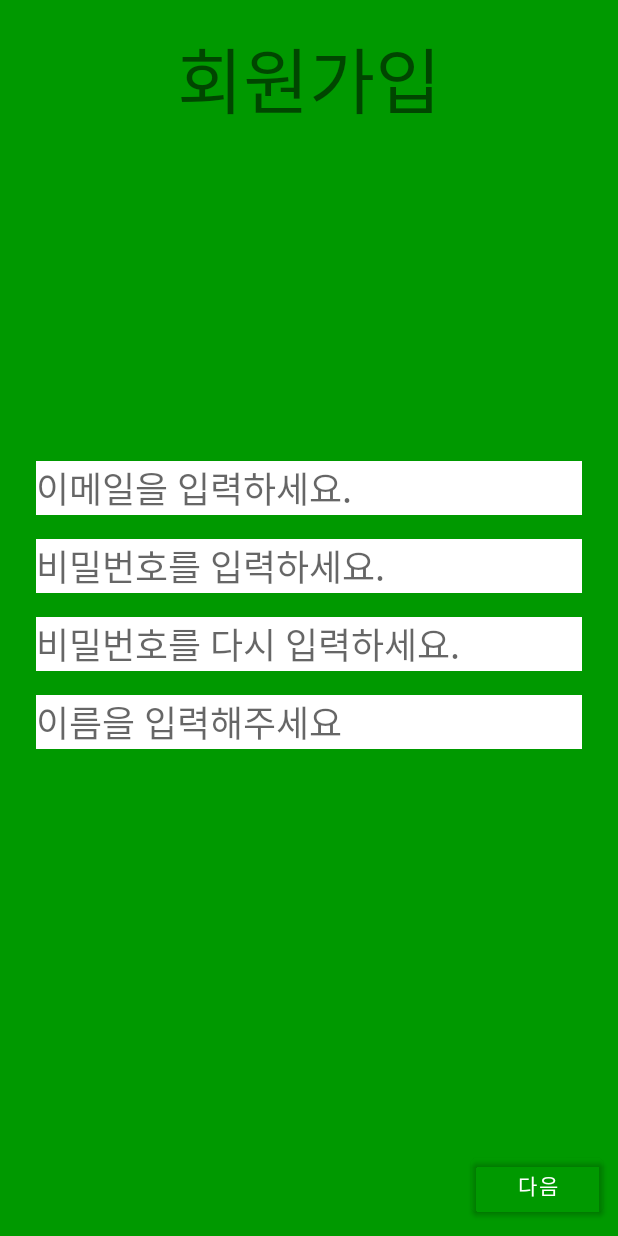
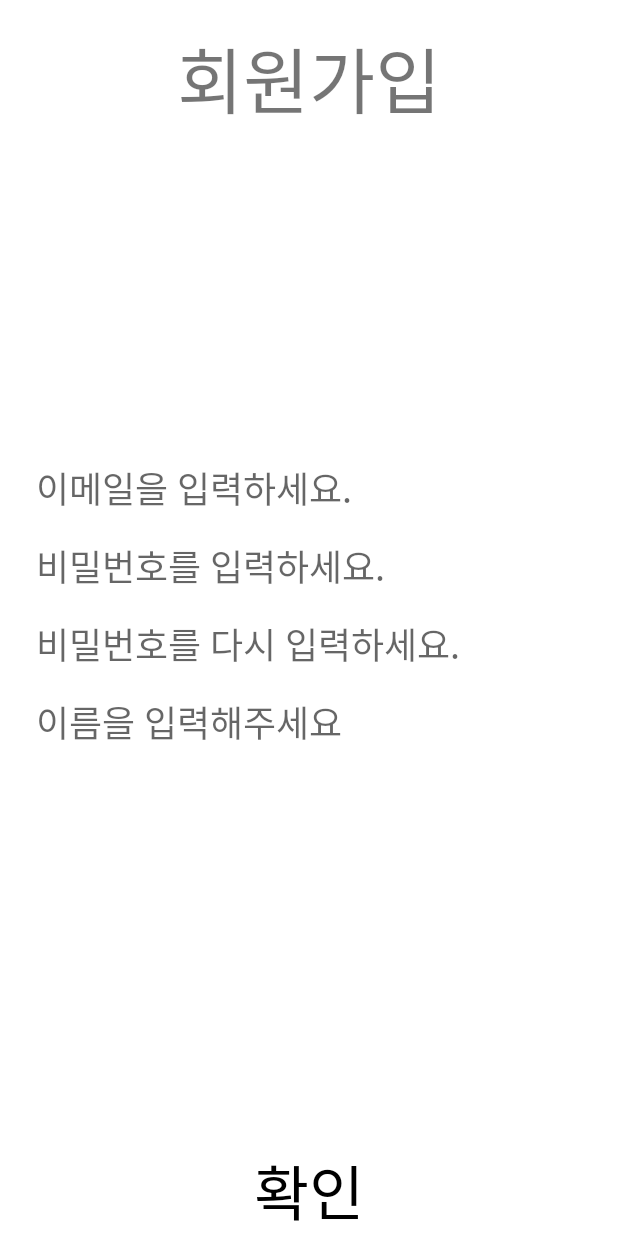
Before and after one commit to samgashyeong/MoconMCS, an Android app: the SignUpFragment1 screen opened directly, with no data from a screen before it, on a phone screen of 412 x 824 dp. Run offline under Robolectric (Android 15) with nearby library versions, the phone set to English and light mode, and no system bars; our stand-ins replace Firebase (no records; nobody signed in at launch, a user with empty details on screens opened directly), data binding.

Commit message:
회원가입 로직 수정

```diff
--- a/app/src/main/AndroidManifest.xml
+++ b/app/src/main/AndroidManifest.xml
@@ -34,7 +34,8 @@
             android:name=".Main.SearchFood.FoodResultLoding"
             android:label="@string/title_activity_food_result_loding" />
         <activity android:name=".Main.SearchFood.BarCodeActivity" />
-        <activity android:name=".SignUP.SignupActivity" />
+        <activity android:name=".SignUP.SignupActivity"
+            android:windowSoftInputMode="adjustResize"/>
         <activity android:name=".Onboarding.OnboardingActivity" />
         <activity android:name=".Main.MainActivity" />
         <activity android:name=".Splash">
--- a/app/src/main/java/com/example/moconmcs/Menu/ProfileActivity.kt
+++ b/app/src/main/java/com/example/moconmcs/Menu/ProfileActivity.kt
@@ -20,7 +20,7 @@
         setSupportActionBar(binding.toolbar)
 
         supportActionBar?.setDisplayHomeAsUpEnabled(true)
-        supportActionBar?.setHomeAsUpIndicator(R.drawable.ic_baseline_arrow_back_24)
+        supportActionBar?.setHomeAsUpIndicator(R.drawable.ic_baseline_arrow_back_241)
     }
     override fun onOptionsItemSelected(item: MenuItem): Boolean {
         when (item.getItemId()) {
--- a/app/src/main/java/com/example/moconmcs/SignUP/SignUpFragment1.kt
+++ b/app/src/main/java/com/example/moconmcs/SignUP/SignUpFragment1.kt
@@ -8,7 +8,9 @@
 import android.view.LayoutInflater
 import android.view.View
 import android.view.ViewGroup
+import android.widget.Toast
 import androidx.databinding.DataBindingUtil
+import androidx.lifecycle.Observer
 import androidx.lifecycle.ViewModelProvider
 import com.example.moconmcs.R
 import com.example.moconmcs.data.FirebaseDb.SignUpUser
@@ -22,6 +24,8 @@
     private lateinit var email : String
     private lateinit var pw: String
     private lateinit var name: String
+
+    private lateinit var activity: SignupActivity
 //
 //
 //    fun saveData(){
@@ -31,11 +35,11 @@
 //            , binding.pwLogin.text.toString()
 //            , binding.nameEt.text.toStringe())
 //    }
-    fun saveData(email : String, pw : String, name : String){
-        this.email = email
-        this.pw = pw
-        this.name = name
-    }
+//    fun saveData(email : String, pw : String, name : String){
+//        this.email = email
+//        this.pw = pw
+//        this.name = name
+//    }
 
     override fun onCreateView(
         inflater: LayoutInflater, container: ViewGroup?,
@@ -44,15 +48,51 @@
         binding = DataBindingUtil.inflate(inflater,
             R.layout.fragment_sign_up1, container, false)
         userViewModel = ViewModelProvider(requireActivity()).get(SignUpViewModel::class.java)
+
+        binding.btn1.setOnClickListener {
+            if(binding.emailLogin.text.isNotEmpty()
+                and binding.pwLogin.text.isNotEmpty()
+                and binding.pwLogin2.text.isNotEmpty()
+                and binding.nameEt.text.isNotEmpty()){
+                userViewModel.setSignUser(binding.emailLogin.text.toString()
+                    , binding.pwLogin.text.toString()
+                    , binding.nameEt.text.toString())
+                activity.changeFragment(1)
+                Log.d(TAG, "onCreateView: ${binding.emailLogin.text}, ${binding.pwLogin.text}, ${binding.nameEt.text}")
+            }
+            else{
+                Toast.makeText(context, "빈칸을 채워주세요.", Toast.LENGTH_SHORT).show()
+            }
+        }
         return binding.root
     }
 
     override fun onAttach(context: Context) {
         super.onAttach(context)
         userViewModel = ViewModelProvider(requireActivity()).get(SignUpViewModel::class.java)
+        activity = getActivity() as SignupActivity
     }
 
-    fun loadData(fm : SignUpFragment2){
-        fm.saveData(binding.emailLogin.text.toString(), binding.pwLogin.text.toString(), binding.nameEt.text.toString())
+//    fun loadData(fm : SignUpFragment2){
+//        fm.saveData(binding.emailLogin.text.toString(), binding.pwLogin.text.toString(), binding.nameEt.text.toString())
+//    }
+
+    override fun onViewCreated(view: View, savedInstanceState: Bundle?) {
+        super.onViewCreated(view, savedInstanceState)
+        userViewModel.email.observe(requireActivity(), Observer {
+            binding.emailLogin.setText(userViewModel.email.value)
+        })
+        userViewModel.pw.observe(requireActivity(), Observer {
+            binding.pwLogin.setText(userViewModel.pw.value)
+            binding.pwLogin2.setText(userViewModel.pw.value)
+        })
+        userViewModel.name.observe(requireActivity(), Observer {
+            binding.nameEt.setText(userViewModel.name.value)
+        })
+        Toast.makeText(context, "다시넘어옴 ${userViewModel.email.value}", Toast.LENGTH_SHORT).show()
+    }
+    override fun onDetach() {
+        super.onDetach()
+        activity.onDetachedFromWindow()
     }
 }
--- a/app/src/main/res/layout/activity_signup.xml
+++ b/app/src/main/res/layout/activity_signup.xml
@@ -13,25 +13,44 @@
             android:layout_width="match_parent"
             android:layout_height="match_parent"/>
 
-        <Button
-            android:id="@+id/prevBtn"
-            android:layout_width="wrap_content"
-            android:layout_height="wrap_content"
-            android:backgroundTint="#00000000"
-            android:text="다음"
-            android:layout_margin="10dp"
-            app:layout_constraintBottom_toBottomOf="parent"
-            app:layout_constraintEnd_toEndOf="parent" />
+<!--        <androidx.constraintlayout.widget.ConstraintLayout-->
+<!--            android:id="@+id/btn1"-->
+<!--            android:layout_width="match_parent"-->
+<!--            android:layout_height="wrap_content"-->
+<!--            app:layout_constraintBottom_toBottomOf="parent"-->
+<!--            android:background="#fff">-->
 
-        <Button
-            android:id="@+id/backBtn"
-            android:layout_width="wrap_content"
-            android:layout_height="wrap_content"
-            android:layout_margin="10dp"
-            android:backgroundTint="#00000000"
-            android:text="이전"
-            app:layout_constraintBottom_toBottomOf="parent"
-            app:layout_constraintStart_toStartOf="parent" />
+<!--            <TextView-->
+<!--                android:layout_width="wrap_content"-->
+<!--                android:layout_height="wrap_content"-->
+<!--                android:text="확인"-->
+<!--                android:textColor="#000"-->
+<!--                android:textSize="40sp"-->
+<!--                app:layout_constraintBottom_toBottomOf="parent"-->
+<!--                app:layout_constraintEnd_toEndOf="parent"-->
+<!--                app:layout_constraintStart_toStartOf="parent"-->
+<!--                app:layout_constraintTop_toTopOf="parent" />-->
+<!--        </androidx.constraintlayout.widget.ConstraintLayout>-->
+
+<!--        <Button-->
+<!--            android:id="@+id/prevBtn"-->
+<!--            android:layout_width="wrap_content"-->
+<!--            android:layout_height="wrap_content"-->
+<!--            android:backgroundTint="#00000000"-->
+<!--            android:text="다음"-->
+<!--            android:layout_margin="10dp"-->
+<!--            app:layout_constraintBottom_toBottomOf="parent"-->
+<!--            app:layout_constraintEnd_toEndOf="parent" />-->
+
+<!--        <Button-->
+<!--            android:id="@+id/backBtn"-->
+<!--            android:layout_width="wrap_content"-->
+<!--            android:layout_height="wrap_content"-->
+<!--            android:layout_margin="10dp"-->
+<!--            android:backgroundTint="#00000000"-->
+<!--            android:text="이전"-->
+<!--            app:layout_constraintBottom_toBottomOf="parent"-->
+<!--            app:layout_constraintStart_toStartOf="parent" />-->
 
     </androidx.constraintlayout.widget.ConstraintLayout>
 </layout>
--- a/app/src/main/res/layout/fragment_sign_up1.xml
+++ b/app/src/main/res/layout/fragment_sign_up1.xml
@@ -1,17 +1,16 @@
 <?xml version="1.0" encoding="utf-8"?>
-<layout>
-    <FrameLayout xmlns:android="http://schemas.android.com/apk/res/android"
-        xmlns:tools="http://schemas.android.com/tools"
+<layout xmlns:android="http://schemas.android.com/apk/res/android"
+    xmlns:app="http://schemas.android.com/apk/res-auto"
+    xmlns:tools="http://schemas.android.com/tools">
+    <FrameLayout
         android:layout_width="match_parent"
         android:layout_height="match_parent"
         tools:context=".SignUP.SignUpFragment1">
 
-        <androidx.constraintlayout.widget.ConstraintLayout xmlns:android="http://schemas.android.com/apk/res/android"
-            xmlns:app="http://schemas.android.com/apk/res-auto"
-            xmlns:tools="http://schemas.android.com/tools"
+        <androidx.constraintlayout.widget.ConstraintLayout
             android:layout_width="match_parent"
             android:layout_height="match_parent"
-            android:background="#009900"
+            android:background="#FFFFFF"
             tools:context=".SignUP.SignupActivity">
 
             <TextView
@@ -100,6 +99,26 @@
                 app:layout_constraintStart_toStartOf="parent"
                 app:layout_constraintTop_toBottomOf="@+id/pwLogin2" />
 
+
+            <androidx.constraintlayout.widget.ConstraintLayout
+                android:id="@+id/btn1"
+                android:layout_width="match_parent"
+                android:layout_height="wrap_content"
+                app:layout_constraintBottom_toBottomOf="parent"
+                android:background="#fff">
+
+                <TextView
+                    android:layout_width="wrap_content"
+                    android:layout_height="wrap_content"
+                    android:text="확인"
+                    android:textColor="#000"
+                    android:textSize="40sp"
+                    app:layout_constraintBottom_toBottomOf="parent"
+                    app:layout_constraintEnd_toEndOf="parent"
+                    app:layout_constraintStart_toStartOf="parent"
+                    app:layout_constraintTop_toTopOf="parent" />
+            </androidx.constraintlayout.widget.ConstraintLayout>
+
         </androidx.constraintlayout.widget.ConstraintLayout>
 
     </FrameLayout>
```
Also changed, not shown: app/src/main/java/com/example/moconmcs/SignUP/SignUpFragment2.kt (+37 -9 lines), app/src/main/java/com/example/moconmcs/SignUP/SignUpViewModel.kt (+5 -3 lines), app/src/main/java/com/example/moconmcs/SignUP/SignupActivity.java (+35 -19 lines), app/src/main/res/layout/fragment_sign_up2.xml (+7 -0 lines), app/src/main/res/drawable/ic_baseline_arrow_back_241.xml (renamed from app/src/main/res/drawable/ic_baseline_arrow_back_24.xml).
